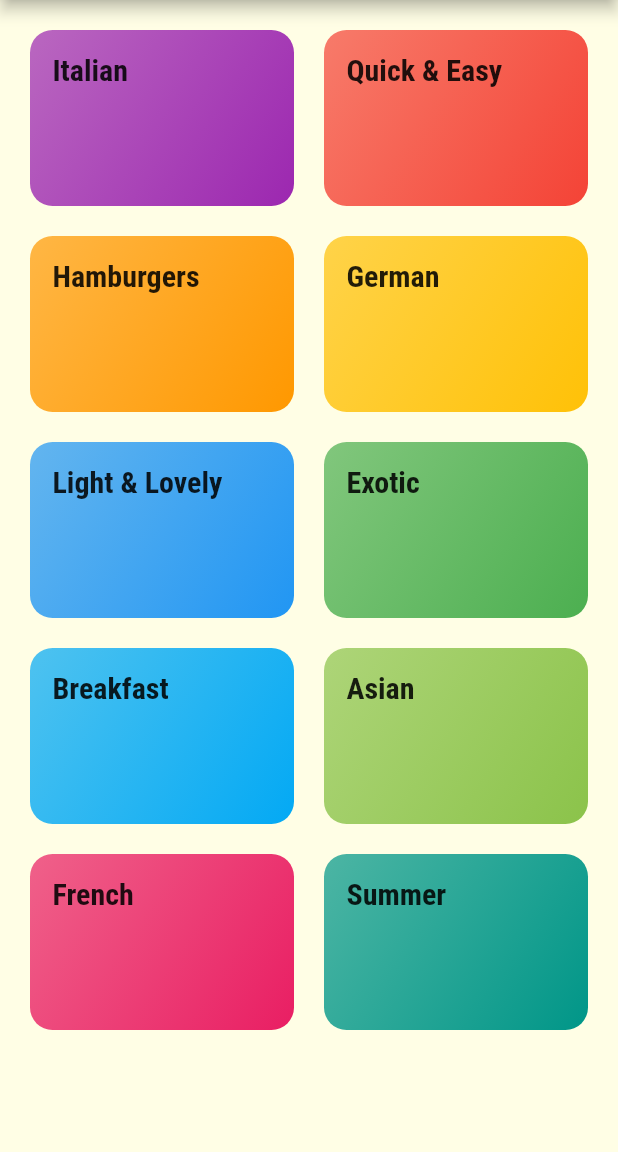
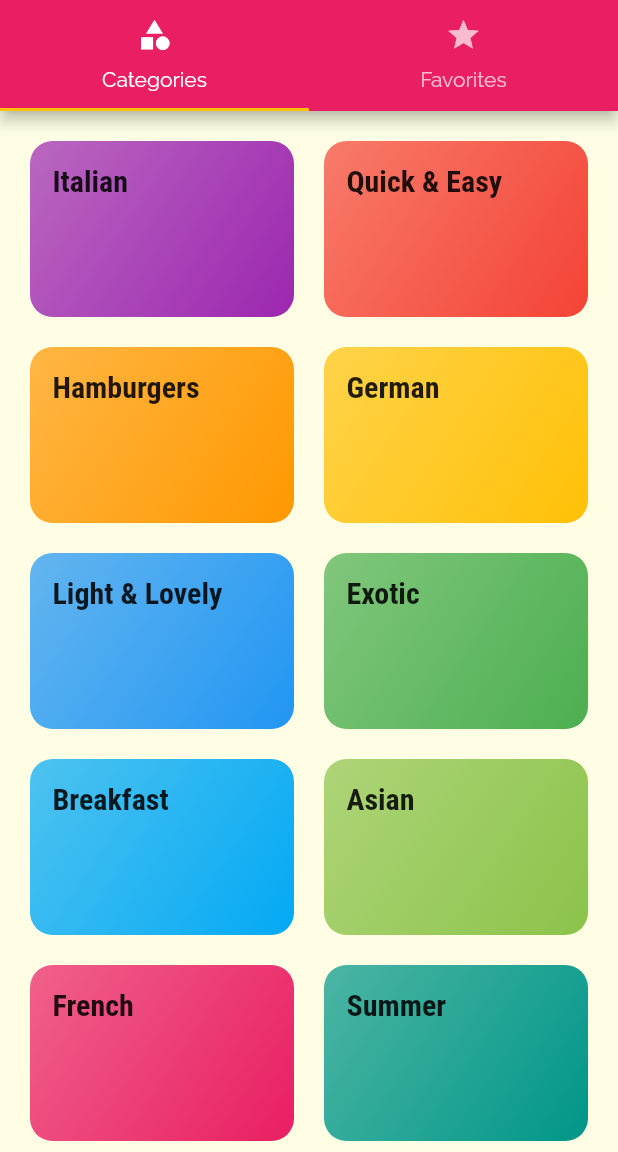
Before and after one commit to ewajs/fluter-meals, a Flutter app: the screen it shows after launch, on a phone screen of 412 x 824 dp, the part 84-1236 px from its top. Run offline on Flutter 3.47's test engine with Material 2 defaults, Android fonts, the phone set to English and light mode, and no system bars.

```diff
--- a/lib/main.dart
+++ b/lib/main.dart
@@ -1,8 +1,9 @@
 import 'package:flutter/material.dart';
 
-import 'package:meals/screens/category_meals_screen.dart';
-import 'package:meals/screens/meal_detail_screen.dart';
-import 'screens/categories_screen.dart';
+import './screens/category_meals_screen.dart';
+import './screens/meal_detail_screen.dart';
+import './screens/categories_screen.dart';
+import './screens/tabs_screen.dart';
 
 void main() {
   runApp(MyApp());
@@ -32,7 +33,7 @@ class MyApp extends StatelessWidget {
                 fontWeight: FontWeight.bold,
               ))),
       routes: {
-        '/': (ctx) => CategoriesScreen(),
+        '/': (ctx) => TabsScreen(),
         CategoryMealsScreen.routeName: (ctx) => CategoryMealsScreen(),
         MealDetailScreen.routeName: (ctx) => MealDetailScreen(),
       },
--- a/lib/screens/categories_screen.dart
+++ b/lib/screens/categories_screen.dart
@@ -6,11 +6,7 @@ import '../widgets/category_item.dart';
 class CategoriesScreen extends StatelessWidget {
   @override
   Widget build(BuildContext context) {
-    return Scaffold(
-      appBar: AppBar(
-        title: const Text('Meals'),
-      ),
-      body: GridView(
+    return GridView(
       padding: EdgeInsets.all(20),
       children: DUMMY_CATEGORIES
           .map((catData) =>
@@ -22,7 +18,6 @@ class CategoriesScreen extends StatelessWidget {
         crossAxisSpacing: 20,
         mainAxisSpacing: 20,
       ),
-      ),
     );
   }
 }
--- /dev/null
+++ b/lib/screens/favorites_screen.dart
@@ -0,0 +1,10 @@
+import 'package:flutter/material.dart';
+
+class FavoritesScreen extends StatelessWidget {
+  @override
+  Widget build(BuildContext context) {
+    return Center(
+      child: Text('Favorites'),
+    );
+  }
+}
--- /dev/null
+++ b/lib/screens/tabs_screen.dart
@@ -0,0 +1,41 @@
+import 'package:flutter/material.dart';
+
+import './favorites_screen.dart';
+import './categories_screen.dart';
+
+class TabsScreen extends StatefulWidget {
+  @override
+  _TabsScreenState createState() => _TabsScreenState();
+}
+
+class _TabsScreenState extends State<TabsScreen> {
+  @override
+  Widget build(BuildContext context) {
+    return DefaultTabController(
+      length: 2,
+      child: Scaffold(
+        appBar: AppBar(
+          title: Text('Meals'),
+          bottom: TabBar(
+            tabs: [
+              Tab(
+                icon: Icon(Icons.category),
+                text: 'Categories',
+              ),
+              Tab(
+                icon: Icon(Icons.star),
+                text: 'Favorites',
+              ),
+            ],
+          ),
+        ),
+        body: TabBarView(
+          children: [
+            CategoriesScreen(),
+            FavoritesScreen(),
+          ],
+        ),
+      ),
+    );
+  }
+}
--- a/lib/widgets/category_item.dart
+++ b/lib/widgets/category_item.dart
@@ -1,6 +1,6 @@
 import 'package:flutter/material.dart';
 
-import 'package:meals/category_meals_screen.dart';
+import 'package:meals/screens/category_meals_screen.dart';
 
 class CategoryItem extends StatelessWidget {
   final String id;
```
Lines whose indentation alone changed are shown as unchanged.
